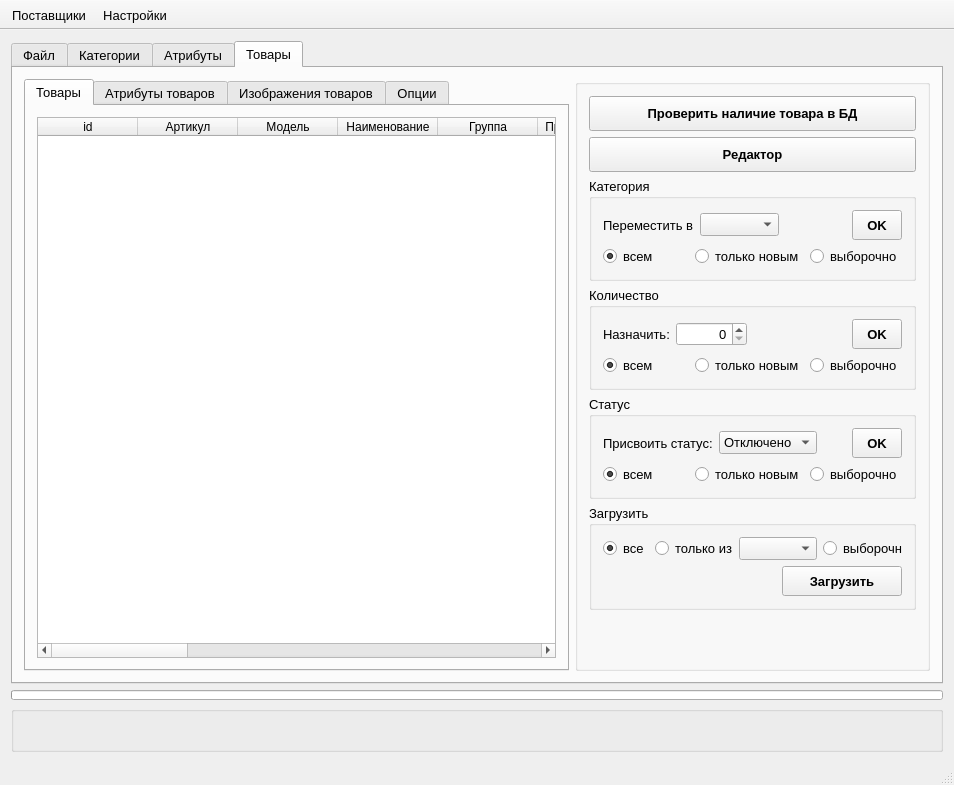
First picture: the form in ocMeridia/ocmeridia.ui, repository Skyrim78/ocMeridia, before the edit.
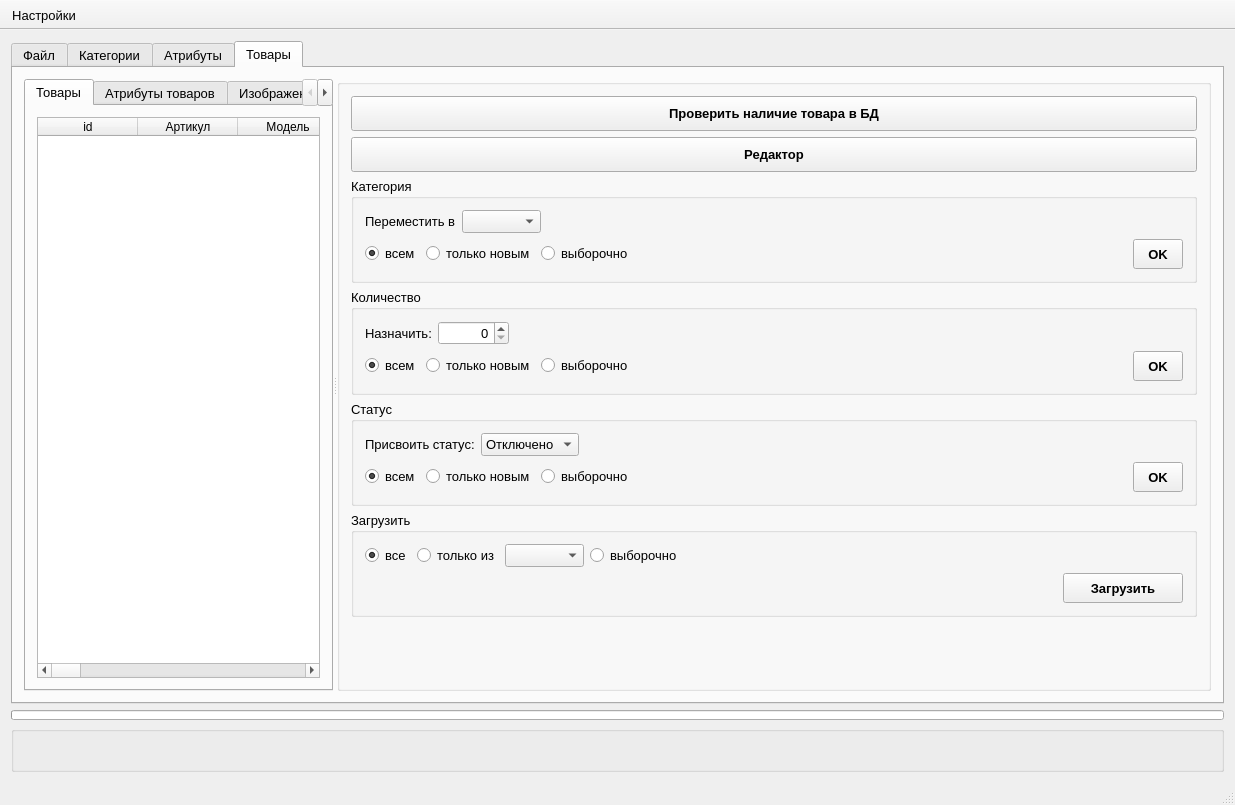
Second picture: the form after the edit. The open tabs and pages were chosen to show the change.

```diff
--- a/ocMeridia/ocmeridia.ui
+++ b/ocMeridia/ocmeridia.ui
@@ -6,8 +6,8 @@
    <rect>
     <x>0</x>
     <y>0</y>
-    <width>954</width>
-    <height>785</height>
+    <width>1235</width>
+    <height>805</height>
    </rect>
   </property>
   <property name="font">
@@ -1817,8 +1817,10 @@
          </attribute>
          <layout class="QGridLayout" name="gridLayout_11">
           <item row="0" column="0">
-           <layout class="QHBoxLayout" name="horizontalLayout_3">
-            <item>
+           <widget class="QSplitter" name="splitter_3">
+            <property name="orientation">
+             <enum>Qt::Horizontal</enum>
+            </property>
              <widget class="QTabWidget" name="tabWidget">
               <property name="currentIndex">
                <number>0</number>
@@ -2094,21 +2096,13 @@
                </layout>
               </widget>
              </widget>
-            </item>
-            <item>
              <widget class="QGroupBox" name="groupBox_4">
               <property name="minimumSize">
                <size>
-                <width>355</width>
+               <width>600</width>
                 <height>0</height>
                </size>
               </property>
-              <property name="maximumSize">
-               <size>
-                <width>355</width>
-                <height>16777215</height>
-               </size>
-              </property>
               <property name="title">
                <string/>
               </property>
@@ -2116,19 +2110,21 @@
                <item row="0" column="0">
                 <layout class="QVBoxLayout" name="verticalLayout_4">
                  <item>
+                 <layout class="QHBoxLayout" name="horizontalLayout_3">
+                  <item>
                   <widget class="QPushButton" name="pushButton_prod_test">
+                    <property name="sizePolicy">
+                     <sizepolicy hsizetype="Preferred" vsizetype="Fixed">
+                      <horstretch>0</horstretch>
+                      <verstretch>0</verstretch>
+                     </sizepolicy>
+                    </property>
                    <property name="minimumSize">
                     <size>
                      <width>0</width>
                      <height>35</height>
                     </size>
                    </property>
-                   <property name="maximumSize">
-                    <size>
-                     <width>350</width>
-                     <height>16777215</height>
-                    </size>
-                   </property>
                    <property name="font">
                     <font>
                      <weight>75</weight>
@@ -2140,20 +2136,22 @@
                    </property>
                   </widget>
                  </item>
+                 </layout>
+                </item>
                  <item>
                   <widget class="QPushButton" name="pushButton_prod_editor">
+                  <property name="sizePolicy">
+                   <sizepolicy hsizetype="Preferred" vsizetype="Fixed">
+                    <horstretch>0</horstretch>
+                    <verstretch>0</verstretch>
+                   </sizepolicy>
+                  </property>
                    <property name="minimumSize">
                     <size>
                      <width>0</width>
                      <height>35</height>
                     </size>
                    </property>
-                   <property name="maximumSize">
-                    <size>
-                     <width>350</width>
-                     <height>16777215</height>
-                    </size>
-                   </property>
                    <property name="font">
                     <font>
                      <weight>75</weight>
@@ -2167,12 +2165,6 @@
                  </item>
                  <item>
                   <widget class="QGroupBox" name="groupBox_p_mGroup">
-                   <property name="maximumSize">
-                    <size>
-                     <width>350</width>
-                     <height>16777215</height>
-                    </size>
-                   </property>
                    <property name="title">
                     <string>Категория</string>
                    </property>
@@ -2190,7 +2182,7 @@
                        <widget class="QComboBox" name="comboBox_p_mGroup"/>
                       </item>
                       <item>
-                       <spacer name="horizontalSpacer_6">
+                      <spacer name="horizontalSpacer_28">
                         <property name="orientation">
                          <enum>Qt::Horizontal</enum>
                         </property>
@@ -2202,31 +2194,6 @@
                         </property>
                        </spacer>
                       </item>
-                      <item>
-                       <widget class="QToolButton" name="toolButton_p_mGroup">
-                        <property name="minimumSize">
-                         <size>
-                          <width>50</width>
-                          <height>30</height>
-                         </size>
-                        </property>
-                        <property name="maximumSize">
-                         <size>
-                          <width>50</width>
-                          <height>30</height>
-                         </size>
-                        </property>
-                        <property name="font">
-                         <font>
-                          <weight>75</weight>
-                          <bold>true</bold>
-                         </font>
-                        </property>
-                        <property name="text">
-                         <string>OK</string>
-                        </property>
-                       </widget>
-                      </item>
                      </layout>
                     </item>
                     <item row="1" column="0">
@@ -2255,6 +2222,44 @@
                         </property>
                        </widget>
                       </item>
+                     <item>
+                      <spacer name="horizontalSpacer_6">
+                       <property name="orientation">
+                        <enum>Qt::Horizontal</enum>
+                       </property>
+                       <property name="sizeHint" stdset="0">
+                        <size>
+                         <width>40</width>
+                         <height>20</height>
+                        </size>
+                       </property>
+                      </spacer>
+                     </item>
+                     <item>
+                      <widget class="QToolButton" name="toolButton_p_mGroup">
+                       <property name="minimumSize">
+                        <size>
+                         <width>50</width>
+                         <height>30</height>
+                        </size>
+                       </property>
+                       <property name="maximumSize">
+                        <size>
+                         <width>50</width>
+                         <height>30</height>
+                        </size>
+                       </property>
+                       <property name="font">
+                        <font>
+                         <weight>75</weight>
+                         <bold>true</bold>
+                        </font>
+                       </property>
+                       <property name="text">
+                        <string>OK</string>
+                       </property>
+                      </widget>
+                     </item>
                      </layout>
                     </item>
                    </layout>
@@ -2262,12 +2267,6 @@
                  </item>
                  <item>
                   <widget class="QGroupBox" name="groupBox_p_mQ">
-                   <property name="maximumSize">
-                    <size>
-                     <width>350</width>
-                     <height>16777215</height>
-                    </size>
-                   </property>
                    <property name="title">
                     <string>Количество</string>
                    </property>
@@ -2307,31 +2306,6 @@
                         </property>
                        </spacer>
                       </item>
-                      <item>
-                       <widget class="QToolButton" name="toolButton_p_mQ">
-                        <property name="minimumSize">
-                         <size>
-                          <width>50</width>
-                          <height>30</height>
-                         </size>
-                        </property>
-                        <property name="maximumSize">
-                         <size>
-                          <width>50</width>
-                          <height>30</height>
-                         </size>
-                        </property>
-                        <property name="font">
-                         <font>
-                          <weight>75</weight>
-                          <bold>true</bold>
-                         </font>
-                        </property>
-                        <property name="text">
-                         <string>OK</string>
-                        </property>
-                       </widget>
-                      </item>
                      </layout>
                     </item>
                     <item row="1" column="0">
@@ -2360,6 +2334,44 @@
                         </property>
                        </widget>
                       </item>
+                     <item>
+                      <spacer name="horizontalSpacer_16">
+                       <property name="orientation">
+                        <enum>Qt::Horizontal</enum>
+                       </property>
+                       <property name="sizeHint" stdset="0">
+                        <size>
+                         <width>40</width>
+                         <height>20</height>
+                        </size>
+                       </property>
+                      </spacer>
+                     </item>
+                     <item>
+                      <widget class="QToolButton" name="toolButton_p_mQ">
+                       <property name="minimumSize">
+                        <size>
+                         <width>50</width>
+                         <height>30</height>
+                        </size>
+                       </property>
+                       <property name="maximumSize">
+                        <size>
+                         <width>50</width>
+                         <height>30</height>
+                        </size>
+                       </property>
+                       <property name="font">
+                        <font>
+                         <weight>75</weight>
+                         <bold>true</bold>
+                        </font>
+                       </property>
+                       <property name="text">
+                        <string>OK</string>
+                       </property>
+                      </widget>
+                     </item>
                      </layout>
                     </item>
                    </layout>
@@ -2367,12 +2379,6 @@
                  </item>
                  <item>
                   <widget class="QGroupBox" name="groupBox_p_mStatus">
-                   <property name="maximumSize">
-                    <size>
-                     <width>350</width>
-                     <height>16777215</height>
-                    </size>
-                   </property>
                    <property name="title">
                     <string>Статус</string>
                    </property>
@@ -2413,31 +2419,6 @@
                         </property>
                        </spacer>
                       </item>
-                      <item>
-                       <widget class="QToolButton" name="toolButton_p_mStatus">
-                        <property name="minimumSize">
-                         <size>
-                          <width>50</width>
-                          <height>30</height>
-                         </size>
-                        </property>
-                        <property name="maximumSize">
-                         <size>
-                          <width>50</width>
-                          <height>30</height>
-                         </size>
-                        </property>
-                        <property name="font">
-                         <font>
-                          <weight>75</weight>
-                          <bold>true</bold>
-                         </font>
-                        </property>
-                        <property name="text">
-                         <string>OK</string>
-                        </property>
-                       </widget>
-                      </item>
                      </layout>
                     </item>
                     <item row="1" column="0">
@@ -2466,6 +2447,44 @@
                         </property>
                        </widget>
                       </item>
+                     <item>
+                      <spacer name="horizontalSpacer_29">
+                       <property name="orientation">
+                        <enum>Qt::Horizontal</enum>
+                       </property>
+                       <property name="sizeHint" stdset="0">
+                        <size>
+                         <width>40</width>
+                         <height>20</height>
+                        </size>
+                       </property>
+                      </spacer>
+                     </item>
+                     <item>
+                      <widget class="QToolButton" name="toolButton_p_mStatus">
+                       <property name="minimumSize">
+                        <size>
+                         <width>50</width>
+                         <height>30</height>
+                        </size>
+                       </property>
+                       <property name="maximumSize">
+                        <size>
+                         <width>50</width>
+                         <height>30</height>
+                        </size>
+                       </property>
+                       <property name="font">
+                        <font>
+                         <weight>75</weight>
+                         <bold>true</bold>
+                        </font>
+                       </property>
+                       <property name="text">
+                        <string>OK</string>
+                       </property>
+                      </widget>
+                     </item>
                      </layout>
                     </item>
                    </layout>
@@ -2473,12 +2492,6 @@
                  </item>
                  <item>
                   <widget class="QGroupBox" name="groupBox">
-                   <property name="maximumSize">
-                    <size>
-                     <width>350</width>
-                     <height>16777215</height>
-                    </size>
-                   </property>
                    <property name="title">
                     <string>Загрузить</string>
                    </property>
@@ -2587,8 +2600,8 @@
                    </property>
                    <property name="sizeHint" stdset="0">
                     <size>
-                     <width>20</width>
-                     <height>40</height>
+                    <width>770</width>
+                    <height>13</height>
                     </size>
                    </property>
                   </spacer>
@@ -2597,8 +2610,7 @@
                </item>
               </layout>
              </widget>
-            </item>
-           </layout>
+           </widget>
           </item>
          </layout>
         </widget>
@@ -2674,7 +2686,6 @@
    <attribute name="toolBarBreak">
     <bool>false</bool>
    </attribute>
-   <addaction name="aPost"/>
    <addaction name="aPref"/>
   </widget>
   <widget class="QStatusBar" name="statusBar"/>
@@ -2689,11 +2700,6 @@
     <font/>
    </property>
   </action>
-  <action name="aPost">
-   <property name="text">
-    <string>Поставщики</string>
-   </property>
-  </action>
  </widget>
  <layoutdefault spacing="6" margin="11"/>
  <resources/>
```
Lines whose indentation alone changed are shown as unchanged.
